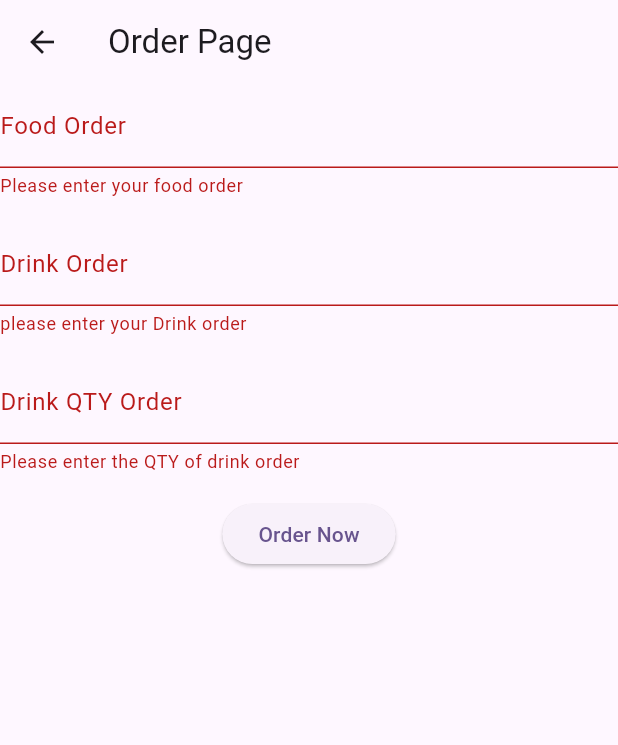
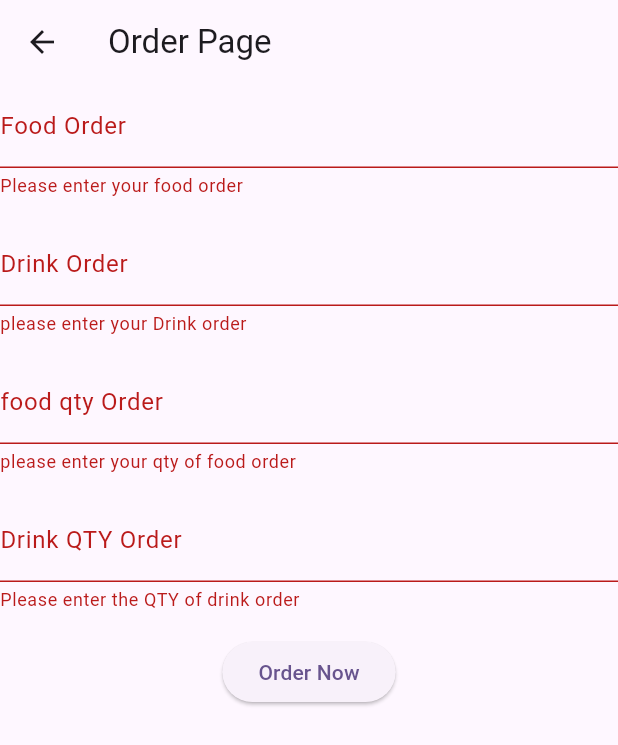
Before and after one commit to iamanggi/20220140123_act4, a Flutter app: the OrderPage screen opened by its route, after a tap on "Order Now", on a phone screen of 412 x 824 dp. Shown: the top 745 px of the screen. Run offline on Flutter 3.47's test engine with Material 3 defaults, Android fonts, the phone set to English and light mode, and no system bars.

Commit message:
tambahkan field input Jumlah Makanan dengan validasi pada form

```diff
--- a/lib/order_page.dart
+++ b/lib/order_page.dart
@@ -59,6 +59,16 @@
               },
             ),
             TextFormField(
+              controller: jumlahMakananController,
+              decoration: const InputDecoration(labelText: 'food qty Order'),
+              validator: (value) {
+                if (value == null || value.isEmpty) {
+                  return 'please enter your qty of food order';
+                }
+                return null;
+              },
+            ),
+            TextFormField(
               controller: jumlahMinumanController,
               decoration: const InputDecoration(labelText: 'Drink QTY Order'),
               validator: (value) {
```
